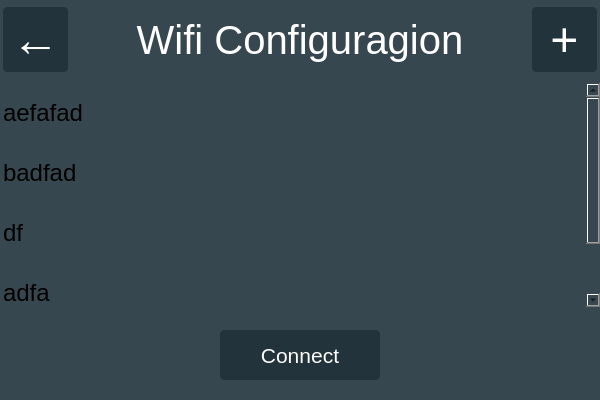
First picture: the form in DMM/wificonfigdialog.ui, repository mickyTwenty/DMM, before the edit.
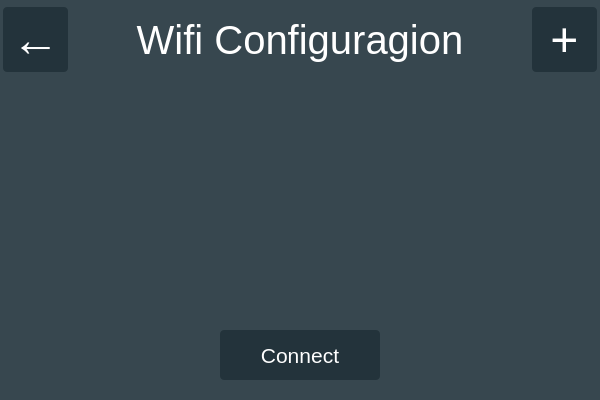
Second picture: the form after the edit.

The edit to the form file:
```diff
--- a/DMM/wificonfigdialog.ui
+++ b/DMM/wificonfigdialog.ui
@@ -181,26 +181,6 @@
 }
 </string>
      </property>
-     <item>
-      <property name="text">
-       <string>aefafad</string>
-      </property>
-     </item>
-     <item>
-      <property name="text">
-       <string>badfad</string>
-      </property>
-     </item>
-     <item>
-      <property name="text">
-       <string>df</string>
-      </property>
-     </item>
-     <item>
-      <property name="text">
-       <string>adfa</string>
-      </property>
-     </item>
     </widget>
    </item>
    <item>
```
